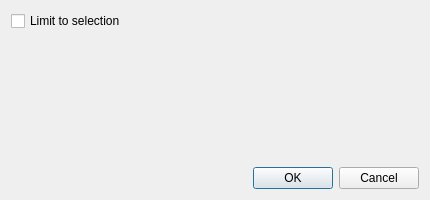
First picture: the form in qgepqwat2ili/gui/gui_export.ui, repository QGEP/qgepqwat2ili, before the edit.
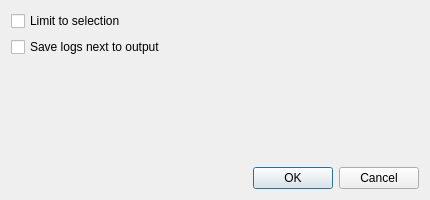
Second picture: the form after the edit.

Commit message: add ability to save logs next to input/output file

```diff
--- a/qgepqwat2ili/gui/gui_export.ui
+++ b/qgepqwat2ili/gui/gui_export.ui
@@ -35,6 +35,26 @@
        </property>
       </widget>
      </item>
+     <item row="1" column="0">
+      <widget class="QCheckBox" name="save_logs_next_to_file_checkbox">
+       <property name="text">
+        <string>Save logs next to output</string>
+       </property>
+      </widget>
+     </item>
+     <item row="2" column="0">
+      <spacer name="verticalSpacer">
+       <property name="orientation">
+        <enum>Qt::Vertical</enum>
+       </property>
+       <property name="sizeHint" stdset="0">
+        <size>
+         <width>20</width>
+         <height>40</height>
+        </size>
+       </property>
+      </spacer>
+     </item>
     </layout>
    </item>
    <item>
```
The commit also changes 5 other files.
